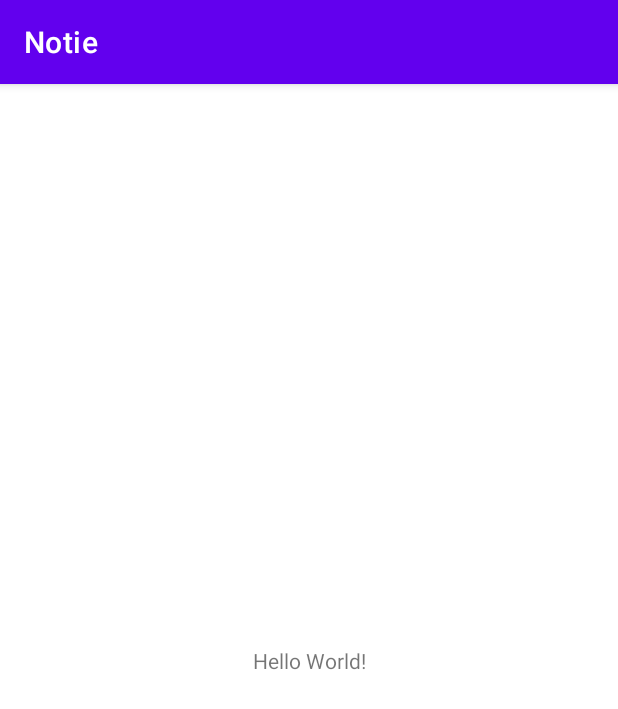
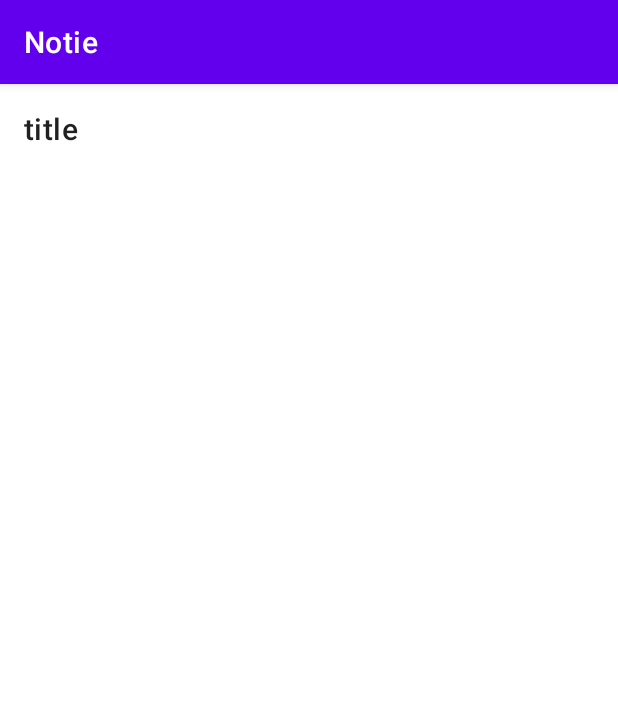
Before and after one commit to ana-golovkova/NotieAndroidApplication, an Android app: the screen it shows after launch (MainActivity), on a phone screen of 412 x 824 dp. Shown: the top 709 px of the screen. Run offline under Robolectric (Android 15) with nearby library versions, the phone set to English and light mode, and no system bars.

Commit message:
added activity model, main adapter, repository, GetNotes use case, edited view model and view state, added elements in layout

```diff
--- a/app/build.gradle
+++ b/app/build.gradle
@@ -32,6 +32,7 @@ dependencies {
     implementation 'androidx.appcompat:appcompat:1.2.0'
     implementation 'com.google.android.material:material:1.2.1'
     implementation 'androidx.constraintlayout:constraintlayout:2.0.1'
+    implementation 'androidx.lifecycle:lifecycle-extensions:2.2.0'
     testImplementation 'junit:junit:4.+'
     androidTestImplementation 'androidx.test.ext:junit:1.1.2'
     androidTestImplementation 'androidx.test.espresso:espresso-core:3.3.0'
--- /dev/null
+++ b/app/src/main/java/com/anastasia/notie/GetNotes.java
@@ -0,0 +1,15 @@
+package com.anastasia.notie;
+
+import java.util.List;
+
+public class GetNotes {
+    private final NotesRepository notesRepository;
+
+    public GetNotes() {
+        this.notesRepository = new NotesRepository();
+    }
+
+    public List<Note> execute() {
+        return notesRepository.getNotes();
+    }
+}
--- a/app/src/main/java/com/anastasia/notie/MainActivity.java
+++ b/app/src/main/java/com/anastasia/notie/MainActivity.java
@@ -1,14 +1,70 @@
 package com.anastasia.notie;
 
 import androidx.appcompat.app.AppCompatActivity;
+import androidx.lifecycle.Observer;
+import androidx.lifecycle.ViewModelProvider;
+import androidx.lifecycle.ViewModelProviders;
+import androidx.recyclerview.widget.RecyclerView;
 
 import android.os.Bundle;
+import android.view.View;
+import android.widget.Button;
+import android.widget.ProgressBar;
+import android.widget.TextView;
 
 public class MainActivity extends AppCompatActivity {
+
+    private MainViewModel viewModel;
+    private RecyclerView content;
+    private ProgressBar loading;
+    private TextView errorText;
+    private Button errorButton;
+    private MainAdapter adapter;
 
     @Override
     protected void onCreate(Bundle savedInstanceState) {
         super.onCreate(savedInstanceState);
+        viewModel = new ViewModelProvider(this).get(MainViewModel.class);
         setContentView(R.layout.activity_main);
+        initViews();
+        viewModel.getState().observe(this, new Observer<MainViewState>() {
+            @Override
+            public void onChanged(MainViewState mainViewState) {
+                if (mainViewState.isLoading()) {
+                    content.setVisibility(View.GONE);
+                    errorText.setVisibility(View.GONE);
+                    errorButton.setVisibility(View.GONE);
+                    loading.setVisibility(View.VISIBLE);
+                }
+                if (mainViewState.isError()) {
+                    content.setVisibility(View.GONE);
+                    loading.setVisibility(View.GONE);
+                    errorText.setVisibility(View.VISIBLE);
+                    errorButton.setVisibility(View.VISIBLE);
+                }
+                if (mainViewState.getContent() != null) {
+                    loading.setVisibility(View.GONE);
+                    errorText.setVisibility(View.GONE);
+                    errorButton.setVisibility(View.GONE);
+                    content.setVisibility(View.VISIBLE);
+                    adapter = new MainAdapter(mainViewState.getContent());
+                    content.setAdapter(adapter);
+                }
+            }
+        });
+        viewModel.load();
+    }
+
+    private void initViews(){
+        content = findViewById(R.id.content);
+        loading = findViewById(R.id.loading);
+        errorText = findViewById(R.id.errorText);
+        errorButton = findViewById(R.id.retry);
+        errorButton.setOnClickListener(new View.OnClickListener() {
+            @Override
+            public void onClick(View view) {
+                viewModel.load();
+            }
+        });
     }
 }
--- /dev/null
+++ b/app/src/main/java/com/anastasia/notie/MainAdapter.java
@@ -0,0 +1,49 @@
+package com.anastasia.notie;
+
+import android.view.LayoutInflater;
+import android.view.View;
+import android.view.ViewGroup;
+import android.widget.TextView;
+
+import androidx.recyclerview.widget.LinearLayoutManager;
+import androidx.recyclerview.widget.RecyclerView;
+
+import java.util.List;
+
+public class MainAdapter extends RecyclerView.Adapter<MainAdapter.ViewHolder>{
+
+    private List<Note> notesList;
+
+    public static class ViewHolder extends RecyclerView.ViewHolder{
+        private final TextView textView;
+
+        public ViewHolder(View view){
+            super(view);
+            textView = (TextView) view.findViewById(R.id.titleText);
+        }
+
+        public TextView getTextView() {
+            return textView;
+        }
+    }
+
+    public  MainAdapter(List<Note> notesList) {
+        this.notesList = notesList;
+    }
+
+    @Override
+    public ViewHolder onCreateViewHolder(ViewGroup viewGroup, int viewType) {
+        View view  = LayoutInflater.from(viewGroup.getContext()).inflate(R.layout.list_item_note, viewGroup, false);
+        return new ViewHolder(view);
+    }
+
+    @Override
+    public void onBindViewHolder(ViewHolder viewHolder, final int index){
+        viewHolder.getTextView().setText(notesList.get(index).getTitle());
+    }
+
+    @Override
+    public int getItemCount() {
+        return notesList.size();
+    }
+}
--- a/app/src/main/java/com/anastasia/notie/MainViewModel.java
+++ b/app/src/main/java/com/anastasia/notie/MainViewModel.java
@@ -7,8 +7,10 @@ import androidx.lifecycle.ViewModel;
 public class MainViewModel extends ViewModel {
 
     private final MutableLiveData<MainViewState> state;
+    private final GetNotes getNotes;
 
     public MainViewModel() {
+        this.getNotes = new GetNotes();
         this.state = new MutableLiveData<>();
         this.state.setValue(new MainViewState(true, false, null));
     }
@@ -19,5 +21,6 @@ public class MainViewModel extends ViewModel {
 
     public void load() {
         state.postValue(this.state.getValue().setLoading());
+        state.postValue(this.state.getValue().setContent(getNotes.execute()));
     }
 }
--- a/app/src/main/java/com/anastasia/notie/MainViewState.java
+++ b/app/src/main/java/com/anastasia/notie/MainViewState.java
@@ -1,11 +1,13 @@
 package com.anastasia.notie;
+
+import java.util.List;
 
 public class MainViewState {
     private boolean isLoading;
     private boolean isError;
-    private String content;
+    private List<Note> content;
 
-    public MainViewState(boolean isLoading, boolean isError, String content) {
+    public MainViewState(boolean isLoading, boolean isError, List<Note> content) {
         this.isLoading = isLoading;
         this.isError = isError;
         this.content = content;
@@ -19,7 +21,7 @@ public class MainViewState {
         return isError;
     }
 
-    public String getContent() {
+    public List<Note> getContent() {
         return content;
     }
 
@@ -39,7 +41,7 @@ public class MainViewState {
         return this;
     }
 
-    public MainViewState setContent(String content) {
+    public MainViewState setContent(List<Note> content) {
         this.content = content;
         this.isLoading = false;
         this.isError = false;
--- a/app/src/main/java/com/anastasia/notie/NotesRepository.java
+++ b/app/src/main/java/com/anastasia/notie/NotesRepository.java
@@ -6,6 +6,7 @@ import java.util.List;
 public class NotesRepository {
     public List<Note> getNotes() {
         List<Note> notes = new ArrayList<Note>();
-        return null;
+        notes.add(new Note(1, "title", "content"));
+        return notes;
     }
 }
--- a/app/src/main/res/layout/activity_main.xml
+++ b/app/src/main/res/layout/activity_main.xml
@@ -5,14 +5,40 @@
     android:layout_width="match_parent"
     android:layout_height="match_parent"
     tools:context=".MainActivity">
-
-    <TextView
+<androidx.recyclerview.widget.RecyclerView
+    android:id="@+id/content"
+    app:layoutManager="androidx.recyclerview.widget.LinearLayoutManager"
+    android:layout_width="0dp"
+    android:layout_height="0dp"
+    app:layout_constraintTop_toTopOf="parent"
+    app:layout_constraintStart_toStartOf="parent"
+    app:layout_constraintEnd_toEndOf="parent"
+    app:layout_constraintBottom_toBottomOf="parent" />
+    <ProgressBar
+        android:id="@+id/loading"
         android:layout_width="wrap_content"
         android:layout_height="wrap_content"
-        android:text="Hello World!"
+        app:layout_constraintTop_toTopOf="parent"
+        app:layout_constraintStart_toStartOf="parent"
+        app:layout_constraintEnd_toEndOf="parent"
+        app:layout_constraintBottom_toBottomOf="parent"/>
+    <TextView
+        android:id="@+id/errorText"
+        android:layout_width="wrap_content"
+        android:layout_height="wrap_content"
+        android:text="Error loading notes"
         app:layout_constraintBottom_toBottomOf="parent"
         app:layout_constraintLeft_toLeftOf="parent"
         app:layout_constraintRight_toRightOf="parent"
         app:layout_constraintTop_toTopOf="parent" />
+    <Button
+        android:id="@+id/retry"
+        android:text="Retry"
+        android:layout_width="wrap_content"
+        android:layout_height="wrap_content"
+        android:layout_marginTop="16dp"
+        app:layout_constraintTop_toBottomOf="@id/errorText"
+        app:layout_constraintStart_toStartOf="@id/errorText"
+        app:layout_constraintEnd_toEndOf="@id/errorText" />
 
 </androidx.constraintlayout.widget.ConstraintLayout>
--- /dev/null
+++ b/app/src/main/res/layout/list_item_note.xml
@@ -0,0 +1,19 @@
+<?xml version="1.0" encoding="utf-8"?>
+<androidx.constraintlayout.widget.ConstraintLayout xmlns:android="http://schemas.android.com/apk/res/android"
+    android:layout_width="match_parent"
+    android:layout_height="wrap_content"
+    xmlns:app="http://schemas.android.com/apk/res-auto">
+
+    <TextView
+        android:layout_width="wrap_content"
+        android:layout_height="wrap_content"
+        android:text="hello"
+        app:layout_constraintTop_toTopOf="parent"
+        app:layout_constraintBottom_toBottomOf="parent"
+        app:layout_constraintLeft_toLeftOf="parent"
+        android:layout_margin="16dp"
+        android:id="@+id/titleText"
+        android:textAppearance="?textAppearanceHeadline6"
+        />
+
+</androidx.constraintlayout.widget.ConstraintLayout>
```
